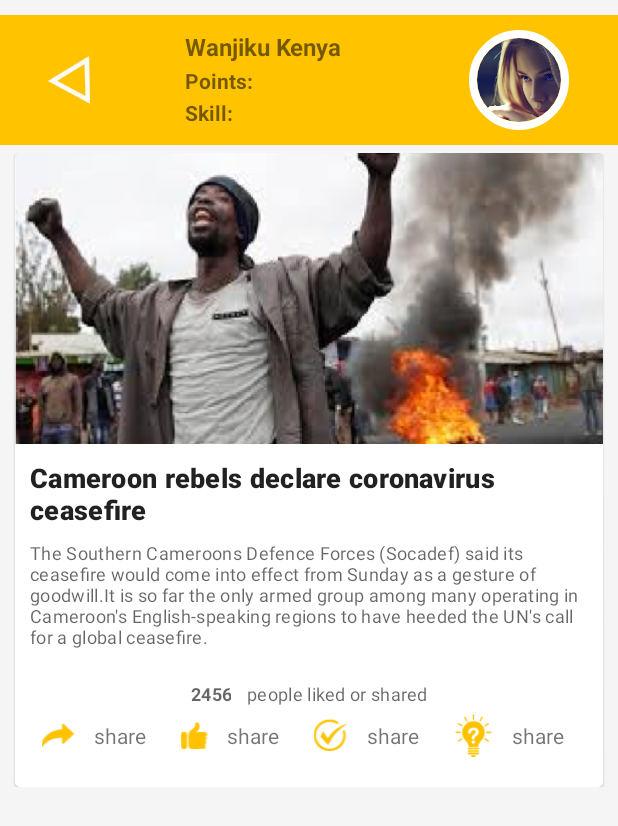
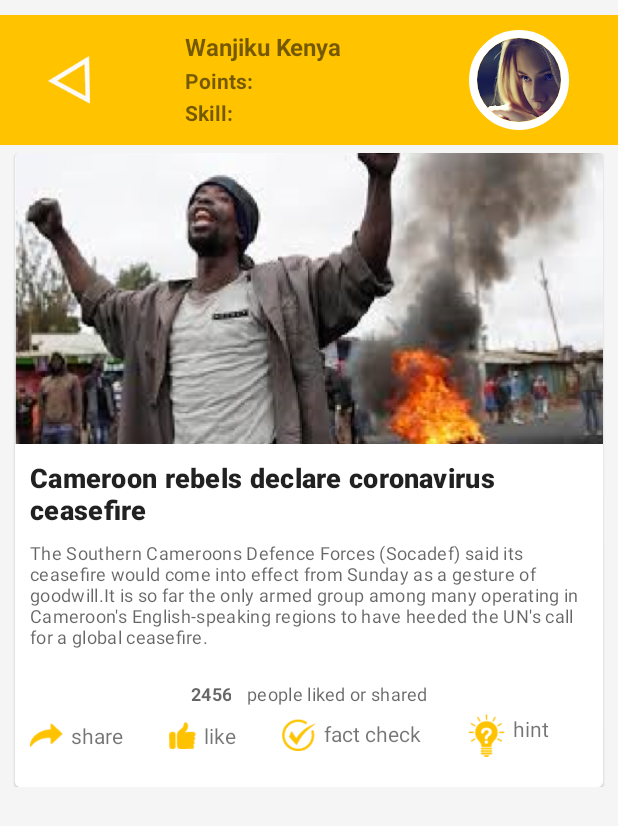
Before and after one commit to mozeago/hakiki411, an Android app: the screen it shows after launch once a user with an empty profile is signed in (PlayGameActivity), after a tap on "Play Game", on a phone screen of 412 x 824 dp. Shown: the top 826 px of the screen. Run offline under Robolectric (Android 15) with nearby library versions, the phone set to English and light mode, and no system bars; our stand-ins replace CircleImageView, Firebase (no records; nobody signed in at launch, a user with empty details on screens opened directly); libraries missing offline, so code that uses them is left out: com.firebase.ui.

Commit message:
fixed data share across app activities

```diff
--- a/app/build.gradle
+++ b/app/build.gradle
@@ -28,7 +28,7 @@ dependencies {
     implementation 'androidx.legacy:legacy-support-v4:1.0.0'
     implementation 'com.google.android.material:material:1.2.0-alpha03'
     implementation 'de.hdodenhof:circleimageview:3.1.0'
-    implementation 'com.google.firebase:firebase-database:16.0.4'
+    implementation 'com.google.firebase:firebase-database:19.2.1'
     implementation 'com.firebaseui:firebase-ui-auth:6.2.1'
     implementation 'com.facebook.android:facebook-login:6.2.0'
     testImplementation 'junit:junit:4.12'
--- a/app/src/main/java/com/mosesasiago/hakiki111/MainActivity.java
+++ b/app/src/main/java/com/mosesasiago/hakiki111/MainActivity.java
@@ -23,6 +23,7 @@ public class MainActivity extends AppCompatActivity {
     Button register, login;
     ImageView imageView;
     FirebaseAuth auth;
+    FirebaseUser user;
     FirebaseUserMetadata metadata;
     // Choose an arbitrary request code value
     private static final int RC_SIGN_IN = 254;
@@ -45,11 +46,12 @@ public class MainActivity extends AppCompatActivity {
                                     new AuthUI.IdpConfig.FacebookBuilder().build(),
                                     new AuthUI.IdpConfig.PhoneBuilder().build(),
                                     new AuthUI.IdpConfig.AnonymousBuilder().build()))
+                            .setTheme(R.style.FullscreenTheme)
                             .build(),
                     RC_SIGN_IN);
         }
         //setContentView(R.layout.activity_main);
-        imageView = (ImageView) findViewById(R.id.ic_user);
+//        imageView = (ImageView) findViewById(R.id.ic_user);
 //        imageView.setOnClickListener(new View.OnClickListener() {
 //            @Override
 //            public void onClick(View v) {
@@ -67,26 +69,25 @@ public class MainActivity extends AppCompatActivity {
         super.onActivityResult(requestCode, resultCode, data);
         // RC_SIGN_IN is the request code you passed into startActivityForResult(...) when starting the sign in flow.
         if (requestCode == RC_SIGN_IN) {
-            FirebaseUser user = FirebaseAuth.getInstance().getCurrentUser();
+            user = FirebaseAuth.getInstance().getCurrentUser();
             IdpResponse response = IdpResponse.fromResultIntent(data);
             // Successfully signed in
             if (resultCode == RESULT_OK) {
                 if (user != null) {
+                    launchProfile();
                     Toast.makeText(this, " Login successfully" + user.getDisplayName(), Toast.LENGTH_SHORT).show();
                 }
                 metadata = auth.getCurrentUser().getMetadata();
                 if (metadata.getCreationTimestamp() == metadata.getLastSignInTimestamp()) {
                     // The user is new, show them a fancy intro screen!
+                    launchProfile();
                     Toast.makeText(this, " New User !" + user.getDisplayName(), Toast.LENGTH_SHORT).show();
 
                 } else {
+                    launchProfile();
                     // This is an existing user, show them a welcome back screen.
                     Toast.makeText(this, " Welcome back " + user.getDisplayName(), Toast.LENGTH_SHORT).show();
                 }
-                startActivity(new Intent(getApplicationContext(), ProfileActivity.class));
-                startActivity(new Intent(this, ProfileActivity.class)
-                        .putExtra("user_name", user.getDisplayName()));
-                finish();
             } else {
                 // Sign in failed
                 if (response == null) {
@@ -101,4 +102,9 @@ public class MainActivity extends AppCompatActivity {
             }
         }
     }
+    public void launchProfile(){
+        startActivity(new Intent(this, ProfileActivity.class)
+                .putExtra("user_name", user.getDisplayName()));
+        finish();
+    }
 }
--- a/app/src/main/java/com/mosesasiago/hakiki111/PlayGameActivity.java
+++ b/app/src/main/java/com/mosesasiago/hakiki111/PlayGameActivity.java
@@ -1,21 +1,42 @@
 package com.mosesasiago.hakiki111;
 
+import androidx.annotation.NonNull;
 import androidx.appcompat.app.AppCompatActivity;
 
 import android.content.Intent;
+import android.net.Uri;
 import android.os.Bundle;
+import android.util.Log;
 import android.view.View;
 import android.widget.Button;
 import android.widget.ImageView;
+import android.widget.TextView;
+
+import com.google.firebase.auth.FirebaseAuth;
+import com.google.firebase.auth.FirebaseUser;
+import com.google.firebase.database.DataSnapshot;
+import com.google.firebase.database.DatabaseError;
+import com.google.firebase.database.DatabaseReference;
+import com.google.firebase.database.FirebaseDatabase;
+import com.google.firebase.database.ValueEventListener;
+
+import de.hdodenhof.circleimageview.CircleImageView;
 
 public class PlayGameActivity extends AppCompatActivity {
     ImageView back_button;
+    CircleImageView profile_photo;
+    FirebaseDatabase database;
+    DatabaseReference dbRef;
+    FirebaseUser user;
 
     @Override
 
     protected void onCreate(Bundle savedInstanceState) {
         super.onCreate(savedInstanceState);
+        database = FirebaseDatabase.getInstance();
+        dbRef = database.getReference("news_game");
         setContentView(R.layout.activity_play_game);
+        user = FirebaseAuth.getInstance().getCurrentUser();
         back_button = (ImageView) findViewById(R.id.back_button);
         back_button.setOnClickListener(new View.OnClickListener() {
             @Override
@@ -27,7 +48,23 @@ public class PlayGameActivity extends AppCompatActivity {
     }
 
     public void openGameSummary(View view) {
-        Intent intent=new Intent(getApplicationContext(),GameSummaryActivity.class);
+        Intent intent = new Intent(getApplicationContext(), GameSummaryActivity.class);
         startActivity(intent);
     }
+
+    public void loadData() {
+        dbRef.addValueEventListener(new ValueEventListener() {
+            @Override
+            public void onDataChange(@NonNull DataSnapshot dataSnapshot) {
+                String value = dataSnapshot.getValue(String.class);
+                Log.d("Database", "Value is: " + value);
+            }
+
+            @Override
+            public void onCancelled(@NonNull DatabaseError databaseError) {
+// Failed to read value
+                Log.w("Database", "Failed to read value.", databaseError.toException());
+            }
+        });
+    }
 }
--- a/app/src/main/java/com/mosesasiago/hakiki111/ProfileActivity.java
+++ b/app/src/main/java/com/mosesasiago/hakiki111/ProfileActivity.java
@@ -13,11 +13,13 @@ import android.widget.TextView;
 import com.firebase.ui.auth.AuthUI;
 import com.google.android.gms.tasks.OnCompleteListener;
 import com.google.android.gms.tasks.Task;
+import com.google.firebase.auth.FirebaseAuth;
+import com.google.firebase.auth.FirebaseUser;
 
 public class ProfileActivity extends AppCompatActivity {
     Button playGame, leaderBoard, howToPlay, rateOurApp, signout;
     TextView name;
-
+    FirebaseUser user;
     @Override
     protected void onCreate(Bundle savedInstanceState) {
         super.onCreate(savedInstanceState);
@@ -33,6 +35,9 @@ public class ProfileActivity extends AppCompatActivity {
         if (bundle != null) {
             String user_name = (String) bundle.get("user_name");
             name.setText(user_name);
+        }else{
+            user = FirebaseAuth.getInstance().getCurrentUser();
+            name.setText(user.getDisplayName());
         }
         playGame.setOnClickListener(new View.OnClickListener() {
             @Override
--- a/app/src/main/res/layout/activity_play_game.xml
+++ b/app/src/main/res/layout/activity_play_game.xml
@@ -38,6 +38,7 @@
             android:orientation="vertical">
 
             <TextView
+                android:id="@+id/user_profile_name"
                 android:layout_width="match_parent"
                 android:layout_height="wrap_content"
                 android:layout_marginBottom="2dp"
@@ -46,6 +47,7 @@
                 android:textStyle="bold" />
 
             <TextView
+                android:id="@+id/user_points"
                 android:layout_width="match_parent"
                 android:layout_height="wrap_content"
                 android:layout_marginBottom="2dp"
@@ -53,6 +55,7 @@
                 android:textStyle="bold" />
 
             <TextView
+                android:id="@+id/user_skill"
                 android:layout_width="match_parent"
                 android:layout_height="wrap_content"
                 android:layout_marginBottom="2dp"
@@ -61,6 +64,7 @@
         </LinearLayout>
 
         <de.hdodenhof.circleimageview.CircleImageView
+            android:id="@+id/user_profile_picture"
             android:layout_width="50dp"
             android:layout_height="match_parent"
             android:layout_gravity="center_horizontal"
@@ -163,13 +167,15 @@
                             android:layout_height="wrap_content"
                             android:orientation="horizontal">
 
-                            <ImageView
+                            <TextView
                                 android:layout_width="wrap_content"
                                 android:layout_height="wrap_content"
+                                android:drawableLeft="@drawable/ic_share"
+                                android:drawablePadding="5dp"
                                 android:layout_gravity="center"
                                 android:layout_weight="1"
                                 android:onClick="openGameSummary"
-                                android:src="@drawable/ic_share" />
+                                android:text="share" />
 
                             <TextView
                                 android:layout_width="wrap_content"
@@ -177,59 +183,31 @@
                                 android:layout_gravity="center"
                                 android:layout_marginLeft="5dp"
                                 android:layout_weight="1"
+                                android:drawableLeft="@drawable/ic_like"
+                                android:drawablePadding="5dp"
                                 android:onClick="openGameSummary"
-                                android:text="share" />
-
-                            <ImageView
-                                android:layout_width="wrap_content"
-                                android:layout_height="wrap_content"
-                                android:layout_gravity="center"
-                                android:layout_weight="1"
-                                android:onClick="openGameSummary"
-                                android:src="@drawable/ic_like" />
+                                android:text="like" />
 
                             <TextView
                                 android:layout_width="wrap_content"
                                 android:layout_height="wrap_content"
                                 android:layout_gravity="center"
                                 android:layout_marginLeft="5dp"
+                                android:drawableLeft="@drawable/ic_factcheck"
+                                android:drawablePadding="5dp"
                                 android:layout_weight="1"
                                 android:onClick="openGameSummary"
-                                android:text="share" />
-
-                            <ImageView
-                                android:layout_width="wrap_content"
-                                android:layout_height="wrap_content"
-                                android:layout_gravity="center"
-                                android:layout_weight="1"
-                                android:onClick="openGameSummary"
-                                android:src="@drawable/ic_factcheck" />
-
+                                android:text="fact check" />
                             <TextView
                                 android:layout_width="wrap_content"
                                 android:layout_height="wrap_content"
                                 android:layout_gravity="center"
                                 android:layout_marginLeft="5dp"
+                                android:drawableLeft="@drawable/ic_hint"
+                                android:drawablePadding="5dp"
                                 android:layout_weight="1"
                                 android:onClick="openGameSummary"
-                                android:text="share" />
-
-                            <ImageView
-                                android:layout_width="wrap_content"
-                                android:layout_height="wrap_content"
-                                android:layout_gravity="center"
-                                android:layout_weight="1"
-                                android:onClick="openGameSummary"
-                                android:src="@drawable/ic_hint" />
-
-                            <TextView
-                                android:layout_width="wrap_content"
-                                android:layout_height="wrap_content"
-                                android:layout_gravity="center"
-                                android:layout_marginLeft="5dp"
-                                android:layout_weight="1"
-                                android:onClick="openGameSummary"
-                                android:text="share" />
+                                android:text="hint" />
                         </LinearLayout>
                     </LinearLayout>
                 </LinearLayout>
```
Also changed, not shown: 1 other file.
